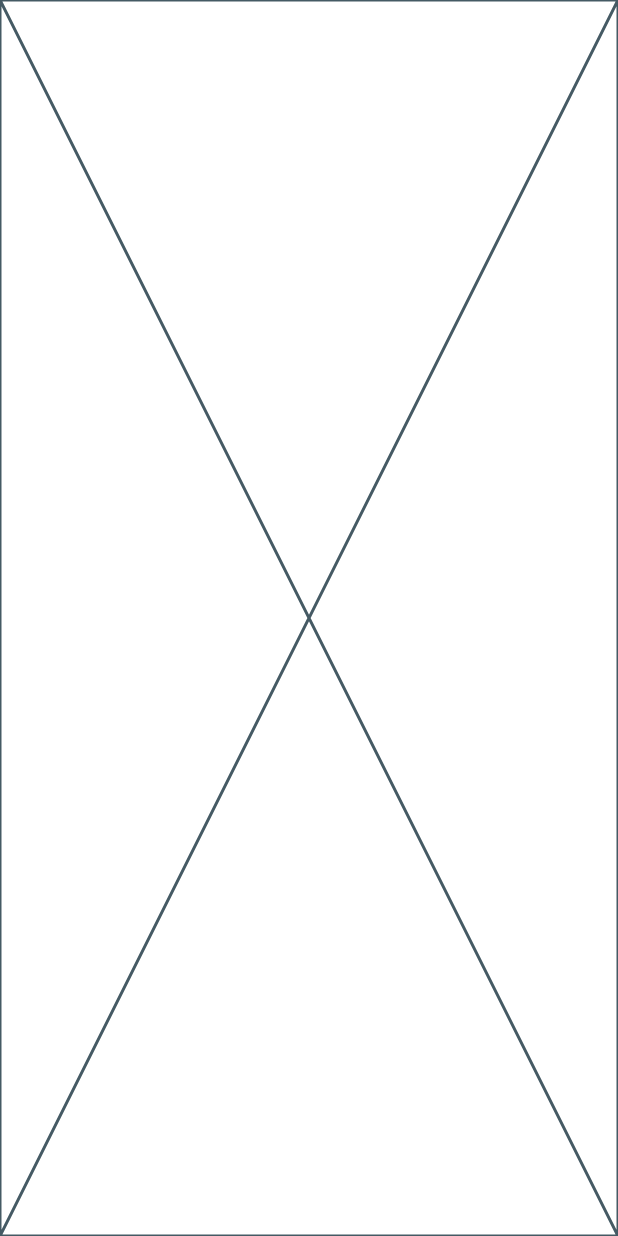
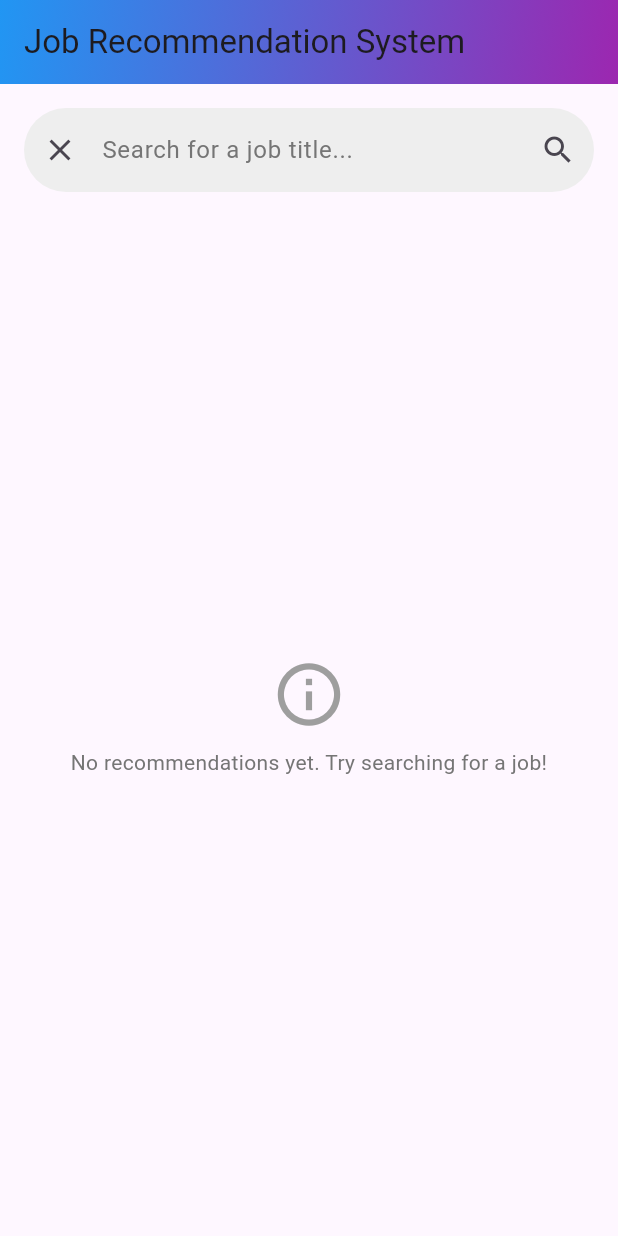
Before and after one commit to KeerthiVasan-ai/recommender-system, a Flutter app: the screen it shows after launch, on a phone screen of 412 x 824 dp. Run offline on Flutter 3.47's test engine with Material 3 defaults, Android fonts, the light colour scheme and no system bars.

Commit message:
Developed Frontend System and Tested

```diff
--- a/job_recommender_system/frontend/lib/main.dart
+++ b/job_recommender_system/frontend/lib/main.dart
@@ -1,4 +1,6 @@
 import 'package:flutter/material.dart';
+import 'package:frontend/ui/home_screen.dart';
+import 'package:frontend/ui/splash_screen.dart';
 
 void main() {
   runApp(const MyApp());
@@ -10,22 +12,9 @@ class MyApp extends StatelessWidget {
   @override
   Widget build(BuildContext context) {
     return const MaterialApp(
-      title: 'Flutter Demo',
-      home: MyHomePage(),
+      title: "Job Recommender System",
+      debugShowCheckedModeBanner: false,
+      home: SplashScreen(),
     );
   }
 }
-
-class MyHomePage extends StatefulWidget {
-  const MyHomePage({super.key});
-
-  @override
-  State<MyHomePage> createState() => _MyHomePageState();
-}
-
-class _MyHomePageState extends State<MyHomePage> {
-  @override
-  Widget build(BuildContext context) {
-    return const Placeholder();
-  }
-}
--- a/job_recommender_system/frontend/lib/model/data_warehouse.dart
+++ b/job_recommender_system/frontend/lib/model/data_warehouse.dart
@@ -0,0 +1,85 @@
+class DataWareHouse{
+    List<String> jobTitles = [
+      "Sales Executive/Officer",
+      "Technical Architect",
+      "Associate/Senior Associate -(Technical)",
+      "Corporate Planning/Strategy Manager",
+      "Webmaster",
+      "Process Flow Analyst",
+      "Software Developer",
+      "Social Media Marketing Manager",
+      "Senior Design Engineer",
+      "Accounts Manager",
+      "Sales Officer",
+      "Sales/Business Development Manager",
+      "Quality Assurance/Quality Control Executive",
+      "Graphic/Web Designer",
+      "Area Sales Manager",
+      "System Administrator",
+      "Project Manager-IT/Software",
+      "Project Lead",
+      "Logistics Executive",
+      "Accounts Executive/Accountant",
+      "Associate/Senior Associate -(NonTechnical)",
+      "Technical Support Manager",
+      "Regional Manager",
+      "Head / VP/ GM/ National Manager After Sales",
+      "DBA",
+      "HR Executive",
+      "Head/VP/GM/National Manager -Sales",
+      "Centre Head / Branch Head / Club Manager",
+      "Project Architect",
+      "Design Engineer",
+      "Technical Writer",
+      "Engineering Manager",
+      "Training Manager",
+      "Trainee",
+      "Search Engine Optimisation /SEO Specialist",
+      "Financial Analyst",
+      "PPC /Pay Per Click Specialist",
+      "Medical Representative",
+      "Project Manager-Production/Manufacturing/Maintenance",
+      "Public Relations & Media Relations Manager",
+      "Fresher",
+      "Lecturer/Professor",
+      "Documentation/Medical Writing",
+      "IT/Networking-Manager",
+      "Sales Trainer",
+      "Client Servicing Executive",
+      "Sales Coordinator",
+      "Solution Architect / Enterprise Architect",
+      "Workman/Foreman/Technician",
+      "Design Engineer/Manager",
+      "Technical Lead/Project Lead",
+      "Team Leader -(NonTechnical)",
+      "Analytics Manager",
+      "Accounts Executive/Accountant",
+      "Visualiser",
+      "Creative Director",
+      "Outside Consultant",
+      "Purchase Executive",
+      "Telecalling/Telemarketing Executive",
+      "Cashier",
+      "Software Developer",
+      "Other",
+      "Voice & Accent Trainer",
+      "Finance/Budgeting Manager",
+      "Outside Technical Consultant",
+      "CSR Manager",
+      "Surgeon",
+      "Software Developer",
+      "Nurse",
+      "Direct Marketing Executive",
+      "Customer Support Engineer/Technician",
+      "Data Analyst",
+      "Service/Maintenance Engineer",
+      "Tour Management Manager/Senior Manager",
+      "Maintenance Engineer",
+      "Branch Manager",
+      "Account Manager",
+      "Research Scientist",
+      "Quality Assurance/Quality Control Manager",
+      "Graphic Designer",
+      "Technical Support Engineer"
+    ];
+}
--- /dev/null
+++ b/job_recommender_system/frontend/lib/ui/home_screen.dart
@@ -0,0 +1,169 @@
+import 'package:flutter/material.dart';
+import 'package:frontend/model/data_warehouse.dart';
+import 'package:frontend/services/fetch_jobs.dart';
+
+class HomeScreen extends StatefulWidget {
+  const HomeScreen({super.key});
+
+  @override
+  _HomeScreenState createState() => _HomeScreenState();
+}
+
+class _HomeScreenState extends State<HomeScreen> {
+  final TextEditingController _searchController = TextEditingController();
+
+  List<String> filteredJobTitles = [];
+  List<Map<String, dynamic>> recommendedJobs = [];
+  bool isLoading = false; // Loading indicator
+
+  @override
+  void initState() {
+    super.initState();
+    _searchController.addListener(() {
+      _filterJobTitles();
+    });
+  }
+
+  @override
+  void dispose() {
+    _searchController.dispose();
+    super.dispose();
+  }
+
+  void _filterJobTitles() {
+    setState(() {
+      String query = _searchController.text.toLowerCase();
+      filteredJobTitles = DataWareHouse()
+          .jobTitles
+          .where((jobTitle) => jobTitle.toLowerCase().contains(query))
+          .toList();
+    });
+  }
+
+  void _searchJob(String selectedJobTitle) async {
+    setState(() {
+      isLoading = true; // Start loading
+    });
+
+    _searchController.text = selectedJobTitle;
+    recommendedJobs = await fetchJobRecommendations(selectedJobTitle);
+
+    setState(() {
+      isLoading = false; // Stop loading
+      filteredJobTitles.clear();
+    });
+  }
+
+  @override
+  Widget build(BuildContext context) {
+    return Scaffold(
+      appBar: AppBar(
+        title: const Text('Job Recommendation System'),
+        flexibleSpace: Container(
+          decoration: const BoxDecoration(
+            gradient: LinearGradient(
+              colors: [Colors.blue, Colors.purple],
+              begin: Alignment.topLeft,
+              end: Alignment.bottomRight,
+            ),
+          ),
+        ),
+      ),
+      body: Padding(
+        padding: const EdgeInsets.all(16.0),
+        child: Column(
+          children: [
+            TextField(
+              controller: _searchController,
+              decoration: InputDecoration(
+                hintText: 'Search for a job title...',
+                hintStyle: TextStyle(color: Colors.grey[600]),
+                border: OutlineInputBorder(
+                  borderRadius: BorderRadius.circular(30.0),
+                  borderSide: BorderSide.none,
+                ),
+                filled: true,
+                fillColor: Colors.grey[200],
+                suffixIcon: const Icon(Icons.search),
+                prefixIcon: IconButton(
+                  icon: const Icon(Icons.clear),
+                  onPressed: () {
+                    _searchController.clear(); // Clear the search text
+                    setState(() {
+                      filteredJobTitles.clear(); // Clear filtered job titles
+                      recommendedJobs.clear(); // Clear recommendations
+                    });
+                  },
+                ),
+              ),
+            ),
+            if (filteredJobTitles.isNotEmpty)
+              Expanded(
+                child: ListView.builder(
+                  itemCount: filteredJobTitles.length,
+                  itemBuilder: (context, index) {
+                    return Card(
+                      elevation: 5,
+                      margin: const EdgeInsets.symmetric(vertical: 8),
+                      child: ListTile(
+                        title: Text(
+                          filteredJobTitles[index],
+                          style: const TextStyle(fontWeight: FontWeight.bold),
+                        ),
+                        onTap: () => _searchJob(filteredJobTitles[index]),
+                      ),
+                    );
+                  },
+                ),
+              )
+            else
+              const SizedBox.shrink(),
+            const SizedBox(height: 20),
+            // Display the recommendations after a job title is selected
+            Expanded(
+              child: isLoading
+                  ? const Center(child: CircularProgressIndicator())
+                  : recommendedJobs.isEmpty
+                      ? Center(
+                          child: Column(
+                            mainAxisAlignment: MainAxisAlignment.center,
+                            children: [
+                              const Icon(Icons.info_outline,
+                                  size: 50, color: Colors.grey),
+                              const SizedBox(height: 10),
+                              Text(
+                                'No recommendations yet. Try searching for a job!',
+                                textAlign: TextAlign.center,
+                                style: TextStyle(color: Colors.grey[600]),
+                              ),
+                            ],
+                          ),
+                        )
+                      : ListView.builder(
+                          itemCount: recommendedJobs.length,
+                          itemBuilder: (context, index) {
+                            var job = recommendedJobs[index];
+                            return Card(
+                              elevation: 5,
+                              margin: const EdgeInsets.symmetric(vertical: 8),
+                              child: ListTile(
+                                title: Text(
+                                  job['Job Title'],
+                                  style: const TextStyle(
+                                      fontWeight: FontWeight.bold),
+                                ),
+                                subtitle: Text(
+                                  'Experience: ${job['Job Experience Required']}\nSkills: ${job['Key Skills']}',
+                                  style: TextStyle(color: Colors.grey[700]),
+                                ),
+                              ),
+                            );
+                          },
+                        ),
+            ),
+          ],
+        ),
+      ),
+    );
+  }
+}
--- a/job_recommender_system/frontend/pubspec.yaml
+++ b/job_recommender_system/frontend/pubspec.yaml
@@ -35,6 +35,7 @@ dependencies:
   # The following adds the Cupertino Icons font to your application.
   # Use with the CupertinoIcons class for iOS style icons.
   cupertino_icons: ^1.0.6
+  http:
 
 dev_dependencies:
   flutter_test:
```
Also changed, not shown: job_recommender_system/frontend/lib/services/fetch_jobs.dart (added, +30 -0 lines), job_recommender_system/frontend/lib/ui/splash_screen.dart (added, +40 -0 lines), job_recommender_system/frontend/pubspec.lock.
